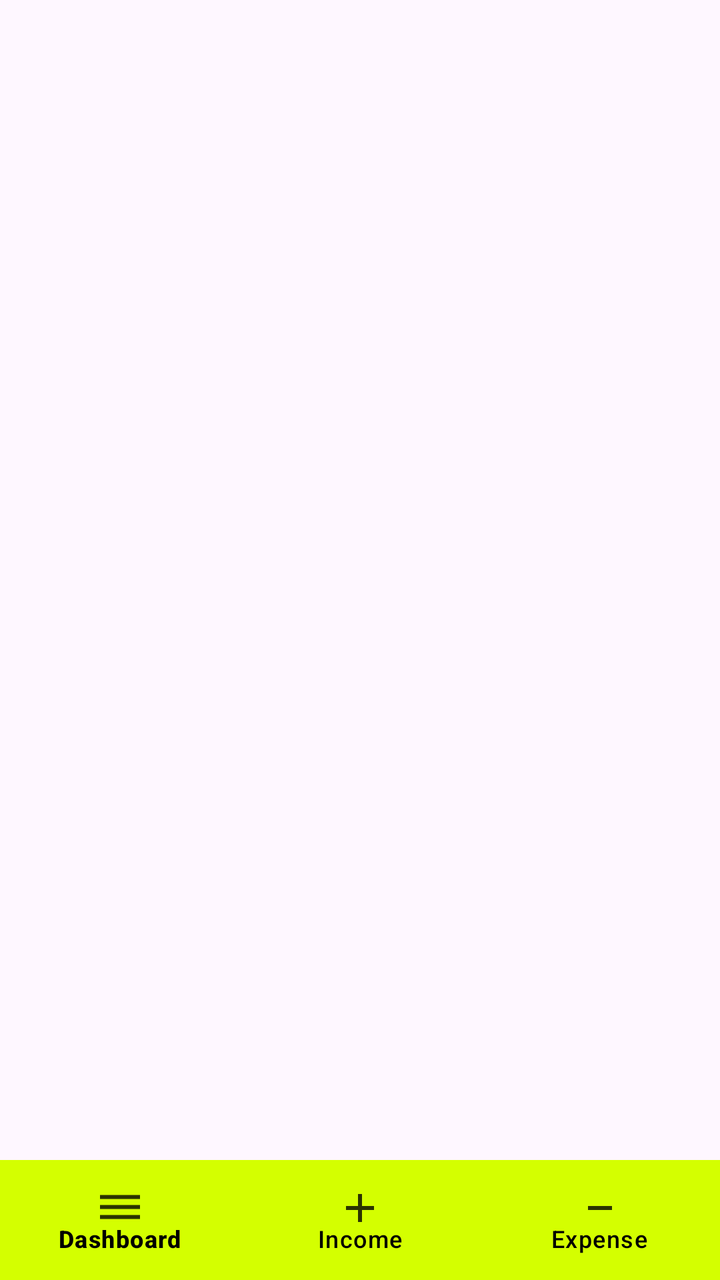
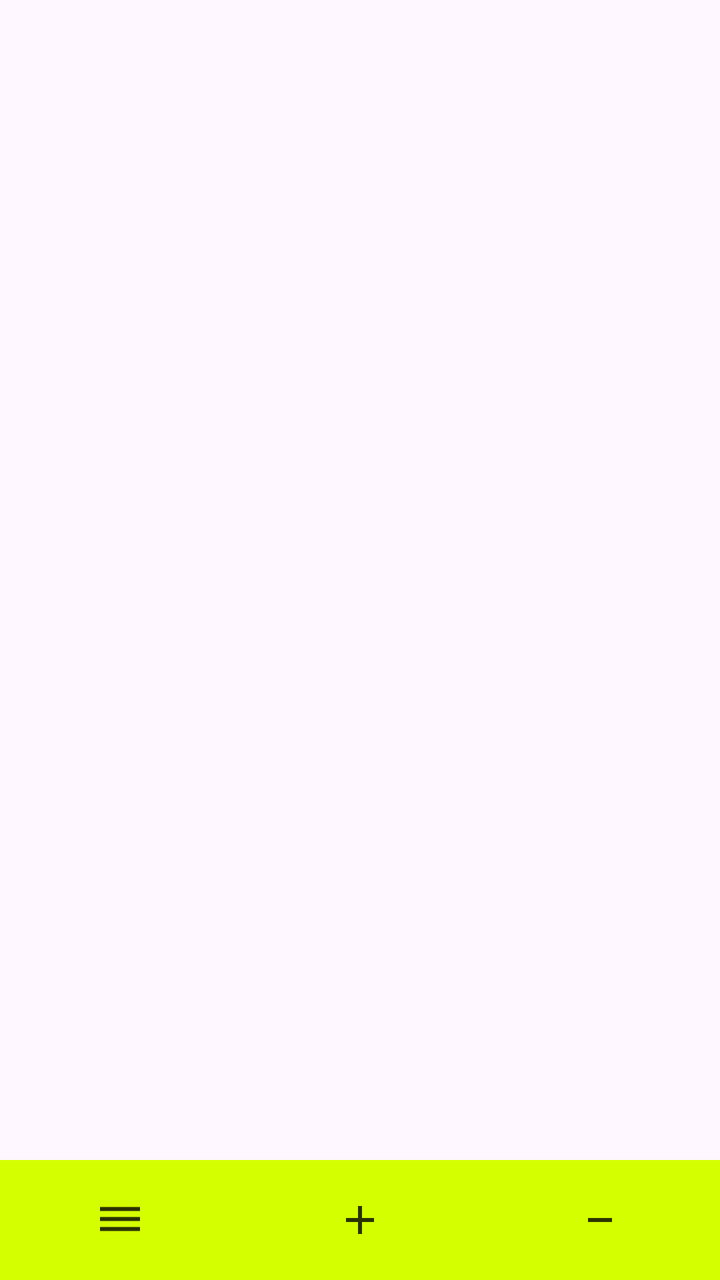

Two renders of the same Android screen: before a commit and after it. Below are the layout's source before the change and the commit's diff.
<!-- AndroidManifest.xml: application theme Theme.BudgetTracker -->
<!-- res/layout/content_main.xml -->
<?xml version="1.0" encoding="utf-8"?>
<LinearLayout xmlns:android="http://schemas.android.com/apk/res/android"
    xmlns:app="http://schemas.android.com/apk/res-auto"
    android:id="@+id/main"
    app:layout_behavior="@string/appbar_scrolling_view_behavior"
    android:orientation="vertical"
    android:layout_width="match_parent"
    android:layout_height="match_parent"
    android:fitsSystemWindows="true">

    <FrameLayout
        android:layout_width="match_parent"
        android:id="@+id/main_frame"
        app:defaultNavHost="true"
        android:layout_height="0dp"
        android:layout_weight="1"/>

    <com.google.android.material.bottomnavigation.BottomNavigationView
        android:id="@+id/bottomNavigationbar"
        android:layout_width="match_parent"
        android:layout_height="60dp"
        android:background="@color/green2"
        app:itemIconTint="@color/black"
        app:itemTextColor="@color/black"
        app:itemIconSize="24dp"
        app:labelVisibilityMode="labeled"
        app:menu="@menu/bottommenu"/>

</LinearLayout>
<!-- resources referenced by this layout -->
<resources>
  <color name="black">#FF000000</color>
  <color name="green2">#D4FF00</color>
  <style name="Theme.BudgetTracker" parent="Base.Theme.BudgetTracker" />
  <style name="Base.Theme.BudgetTracker" parent="Theme.Material3.DayNight.NoActionBar">
          
          <item name="colorPrimary">@color/green2</item>
          <item name="colorPrimaryVariant">@color/green2</item>
          <item name="colorOnPrimary">@color/white</item>
          
          <item name="colorSecondary">@color/blue1</item>
          <item name="colorSecondaryVariant">@color/blue1</item>
          <item name="colorOnSecondary">@color/black</item>
          
          <item name="android:statusBarColor">@color/green2</item>
          
      </style>
  <color name="white">#FFFFFFFF</color>
  <color name="blue1">#2196F3</color>
</resources>

<!-- the commit's change to res/layout/content_main.xml (unified diff, before → after) -->
@@ -23,7 +23,7 @@
         app:itemIconTint="@color/black"
         app:itemTextColor="@color/black"
         app:itemIconSize="24dp"
-        app:labelVisibilityMode="labeled"
+        app:labelVisibilityMode="unlabeled"
         app:menu="@menu/bottommenu"/>
 
 </LinearLayout>
